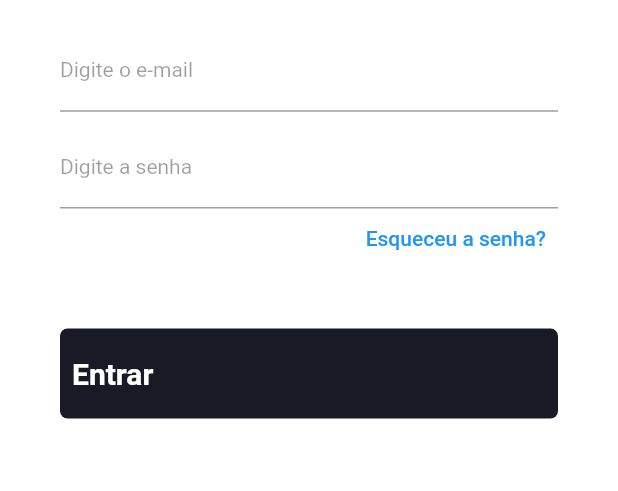
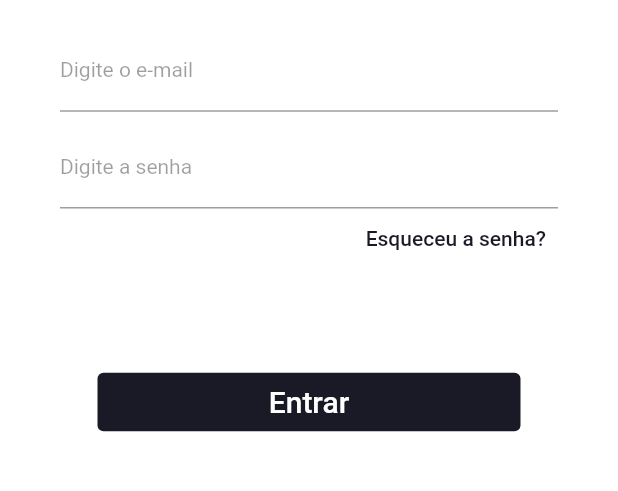
Before and after one commit to Pio69/horta_inteligente, a Flutter app: the LoginPage screen opened directly, on a phone screen of 412 x 824 dp, the part 282-773 px from its top. Run offline on Flutter 3.47's test engine with Material 2 defaults, Android fonts, the light colour scheme and no system bars.

Commit message:
alterações

```diff
--- a/lib/main.dart
+++ b/lib/main.dart
@@ -16,7 +16,7 @@ class MyApp extends StatelessWidget {
       theme: ThemeData(
         primaryColor: Colors.black,
       ),
-      home: LoginPage(),
+      home: InitialPage(),
     );
   }
 }
--- a/lib/pages/login.page.dart
+++ b/lib/pages/login.page.dart
@@ -58,6 +58,7 @@ class LoginPage extends StatelessWidget {
                   child: Text(
                     "Esqueceu a senha?",
                     textAlign: TextAlign.right,
+                    style: TextStyle(color: Color(0xFF1A1A27)),
                   ),
                   onPressed: () {
                     Navigator.push(
@@ -73,34 +74,14 @@ class LoginPage extends StatelessWidget {
                 height: 40,
               ),
               Container(
-                height: 60,
-                alignment: Alignment.centerLeft,
-                decoration: BoxDecoration(
-                  gradient: LinearGradient(
-                    begin: Alignment.topLeft,
-                    end: Alignment.bottomRight,
-                    stops: [0.3, 1],
-                    colors: [
-                      Color(0xFF1A1A27),
-                      Color(0XFF1A1A27),
-                    ],
+                margin: EdgeInsets.all(25),
+                child: TextButton(
+                  child: Text(
+                    'Entrar',
+                    style: TextStyle(fontSize: 20.0, color: Colors.white),
                   ),
-                  borderRadius: BorderRadius.all(
-                    Radius.circular(5),
-                  ),
-                ),
-                child: SizedBox.expand(
-                  child: TextButton(
-                    child: Row(
-                      mainAxisAlignment: MainAxisAlignment.spaceBetween,
-                      children: <Widget>[
-                        Text("Entrar",
-                            style: TextStyle(
-                              fontWeight: FontWeight.bold,
-                              color: Colors.white,
-                              fontSize: 20,
-                            )),
-                      ],
+                  style: TextButton.styleFrom(
+                    backgroundColor: Color(0xFF1A1A27),
                   ),
                   onPressed: () {
                     Navigator.push(
@@ -112,7 +93,6 @@ class LoginPage extends StatelessWidget {
                   },
                 ),
               ),
-              ),
             ],
           ),
         ),
```
Also changed, not shown: lib/pages/home.page.dart (+3 -4 lines), lib/pages/initial.page.dart (+48 -3 lines). Lines whose indentation alone changed are shown as unchanged.
